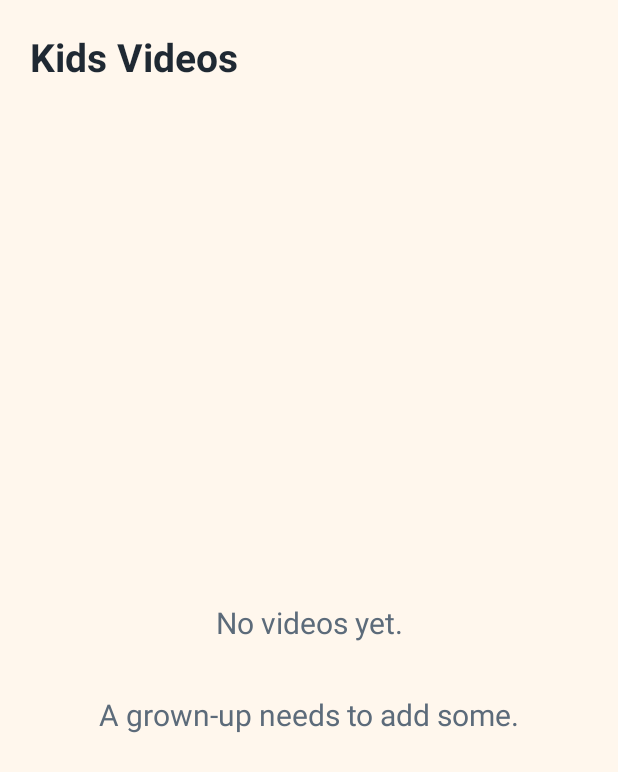
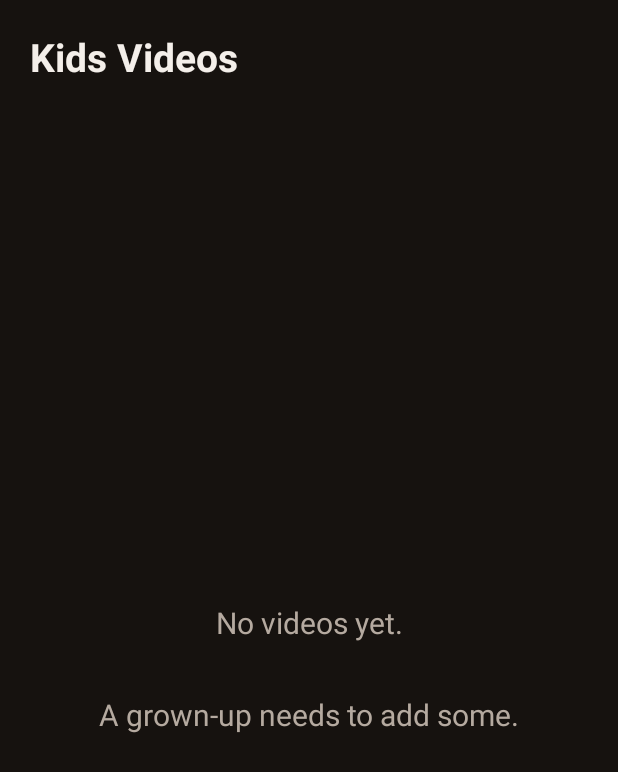
Before and after one commit to vtlinh/tinytube, an Android app: the screen it shows after launch (MainActivity), on a phone screen of 412 x 824 dp. Shown: the top 772 px of the screen. Run offline under Robolectric (Android 15) with nearby library versions, the phone set to English and light mode, and no system bars; pictures from the network do not load.

Commit message:
Make the app dark
Most of the screen time here is a video on a black background in a dim
room, and the grid was cream — so every return from the player flashed
white. The app is now dark rather than dark-when-the-phone-is: picking
one is better than alternating between two on the same device.

The theme is still DayNight and values/ still carries the light palette
kept in step with the dark one, so MODE_NIGHT_FOLLOW_SYSTEM in App.kt
hands the choice back to the phone without a re-theme.

The dark palette stays warm rather than neutral grey, so it reads as
the same app, and the surfaces are not pure black — on OLED that leaves
the tiles floating with no edges and nothing for the scroll to read
against. The player stays black, as it always was.

Two things that would otherwise have looked broken: windowBackground
now follows the palette, without which every cold launch flashes the
platform's white before the grid draws; and the poster placeholder was
a hardcoded light grey in the layout, which in a dark grid reads as a
broken image rather than an empty tile.

Co-Authored-By: Claude Opus 5 <noreply@anthropic.com>
Claude-Session: https://claude.ai/code/session_016Ewwj8EohGGt1JQnv7LEw6

```diff
--- a/android/app/src/main/java/dev/vtlinh/ytkids/App.kt
+++ b/android/app/src/main/java/dev/vtlinh/ytkids/App.kt
@@ -1,6 +1,7 @@
 package dev.vtlinh.ytkids
 
 import android.app.Application
+import androidx.appcompat.app.AppCompatDelegate
 import androidx.lifecycle.DefaultLifecycleObserver
 import androidx.lifecycle.LifecycleOwner
 import androidx.lifecycle.ProcessLifecycleOwner
@@ -17,6 +18,14 @@ class App : Application() {
 
     override fun onCreate() {
         super.onCreate()
+        /* The app is dark, not "dark when the phone is". Most of the screen
+           time here is a video on a black background in a dim room, and a grid
+           that is cream on one device and near-black on another — flashing
+           between the two on every return from the player — is worse than
+           picking one. values/ still carries the light palette and the theme
+           is still DayNight, so MODE_NIGHT_FOLLOW_SYSTEM here is all it takes
+           to hand the choice back to the phone. */
+        AppCompatDelegate.setDefaultNightMode(AppCompatDelegate.MODE_NIGHT_YES)
         /* if we're now running the version we had cached, the update went
            through — delete the leftover APK (kept otherwise for a retry) */
         try { Updater.cleanupIfInstalled(applicationContext) } catch (e: Exception) {}
--- a/android/app/src/main/res/layout/item_video.xml
+++ b/android/app/src/main/res/layout/item_video.xml
@@ -18,7 +18,7 @@
         android:id="@+id/thumb"
         android:layout_width="match_parent"
         android:layout_height="wrap_content"
-        android:background="#E5E7EB"
+        android:background="@color/thumb_placeholder"
         android:contentDescription="@null"
         android:scaleType="centerCrop" />
 
--- /dev/null
+++ b/android/app/src/main/res/values-night/bools.xml
@@ -0,0 +1,5 @@
+<?xml version="1.0" encoding="utf-8"?>
+<resources>
+    <!-- Light status bar icons, for the dark background. -->
+    <bool name="light_status_bar">false</bool>
+</resources>
--- /dev/null
+++ b/android/app/src/main/res/values-night/colors.xml
@@ -0,0 +1,26 @@
+<?xml version="1.0" encoding="utf-8"?>
+<!-- Dark palette — what the app actually runs with.
+
+     Kept warm rather than neutral grey so it stays the same app as the light
+     one, and so it sits next to the player's pure black without the grid
+     looking like a different product.
+
+     Not pure black for the surfaces: on OLED that makes the tiles float with
+     no edges, and the scroll has nothing to read against. The player is black
+     because a video should have nothing around it; the grid is not. -->
+<resources>
+    <color name="bg">#16120F</color>
+    <color name="surface">#241D18</color>
+
+    <!-- Lifted well off the light accent (#E8590C). That orange on a dark
+         background is muddy and fails contrast against it; this one carries. -->
+    <color name="accent">#FF8A4C</color>
+    <!-- Dark ink on the light accent — white on #FF8A4C is unreadable. -->
+    <color name="on_accent">#2A1405</color>
+
+    <color name="text">#F4EFEA</color>
+    <color name="text_muted">#B5AAA0</color>
+    <color name="black">#000000</color>
+
+    <color name="thumb_placeholder">#2E2721</color>
+</resources>
--- a/android/app/src/main/res/values/themes.xml
+++ b/android/app/src/main/res/values/themes.xml
@@ -1,23 +1,35 @@
 <?xml version="1.0" encoding="utf-8"?>
 <resources xmlns:tools="http://schemas.android.com/tools">
 
-    <style name="Theme.YtKids" parent="Theme.MaterialComponents.Light.NoActionBar">
+    <!-- DayNight, with the colours resolved from values/ or values-night/. The
+         app pins itself to night in App.kt; the parent is DayNight anyway so
+         that unpinning it is a one-line change rather than a re-theme. -->
+    <style name="Theme.YtKids" parent="Theme.MaterialComponents.DayNight.NoActionBar">
         <item name="colorPrimary">@color/accent</item>
         <item name="colorOnPrimary">@color/on_accent</item>
         <item name="colorSecondary">@color/accent</item>
         <item name="android:colorBackground">@color/bg</item>
         <item name="android:textColorPrimary">@color/text</item>
+
+        <!-- Without this the window starts on the platform default — white —
+             and every cold launch flashes white before the grid draws, which
+             is the single most obvious way a dark app looks unfinished. -->
+        <item name="android:windowBackground">@color/bg</item>
+
         <item name="android:statusBarColor" tools:targetApi="21">@color/bg</item>
-        <item name="android:windowLightStatusBar" tools:targetApi="23">true</item>
+        <item name="android:navigationBarColor" tools:targetApi="21">@color/bg</item>
+        <item name="android:windowLightStatusBar" tools:targetApi="23">@bool/light_status_bar</item>
     </style>
 
-    <!-- The player is edge-to-edge black behind a video; anything else showing
-         through at the margins reads as a rendering glitch. -->
+    <!-- The player is black in both palettes and always was: a video should
+         have nothing around it, and anything showing at the margins reads as a
+         rendering glitch. It does not follow the theme. -->
     <style name="Theme.YtKids.Player" parent="Theme.MaterialComponents.NoActionBar">
         <item name="android:colorBackground">@color/black</item>
         <item name="android:windowBackground">@color/black</item>
         <item name="android:statusBarColor" tools:targetApi="21">@color/black</item>
         <item name="android:navigationBarColor" tools:targetApi="21">@color/black</item>
+        <item name="android:windowLightStatusBar" tools:targetApi="23">false</item>
     </style>
 
 </resources>
```
Also changed, not shown: android/app/src/main/res/values/bools.xml (added, +7 -0 lines), android/app/src/main/res/values/colors.xml (+7 -0 lines).
